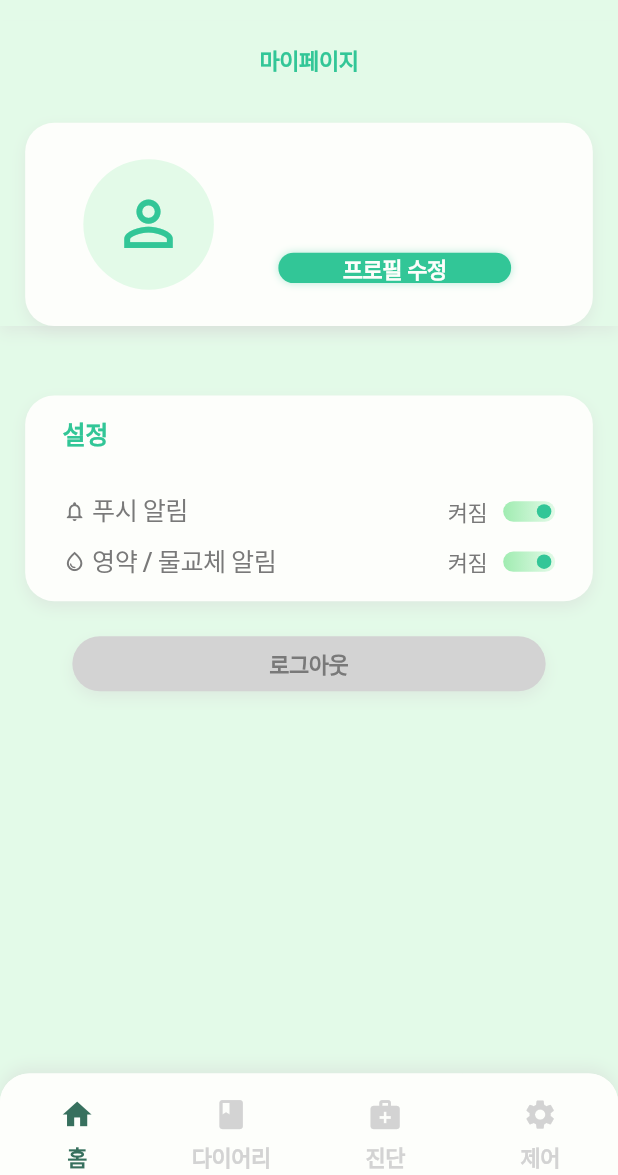
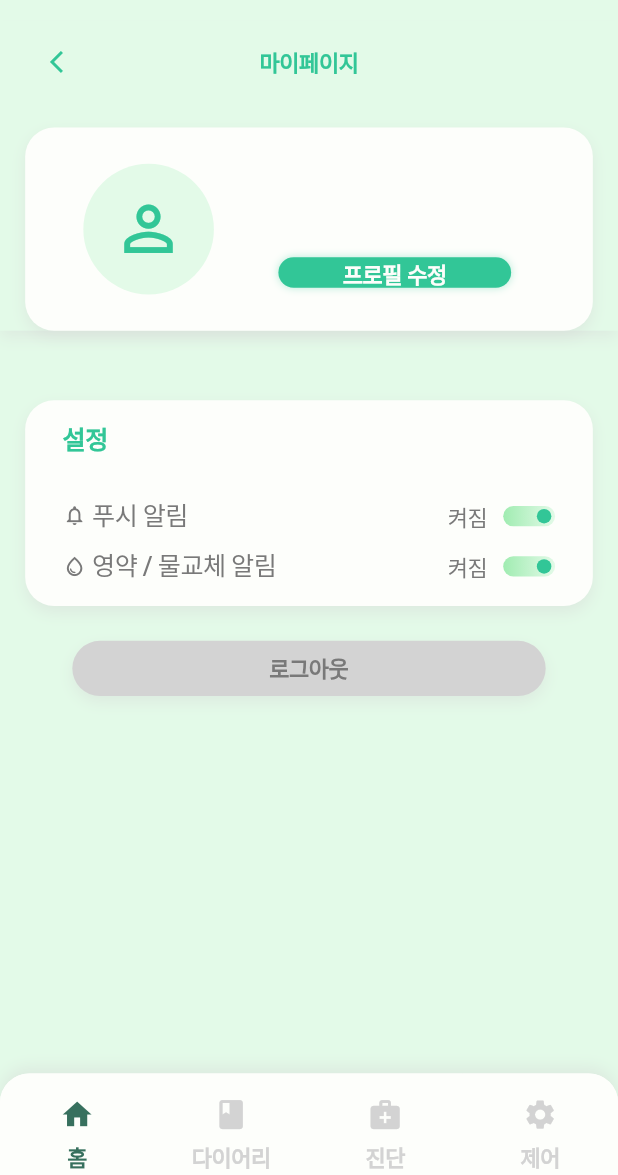
Before and after one commit to wasabi2342/MaumAI_Project, a Flutter app: the MyPageScreen screen opened by its route, on a phone screen of 412 x 824 dp, the part 61-1236 px from its top. Run offline on Flutter 3.47's test engine with Material 3 defaults, Android fonts, the phone set to English and light mode, and no system bars; our stand-ins replace cached_network_image, flutter_svg, image_picker; accounts and stored records are empty; Roboto replaces fonts that are missing (Pretendard).

Commit message:
Update mypage_screen.dart

```diff
--- a/lib/presentation/mypage_screen/mypage_screen.dart
+++ b/lib/presentation/mypage_screen/mypage_screen.dart
@@ -2,6 +2,8 @@ import 'package:flutter/material.dart';
 import '../../core/app_export.dart';
 import '../../services/api_service.dart';
 import '../../models/models.dart'; // UserProfile 모델 사용을 위해 필요
+import '../../widgets/custom_top_app_bar.dart'; // CustomTopAppBar import 확인
+import '../../widgets/custom_bottom_nav_bar.dart'; // CustomBottomNavBar import 확인
 
 /// 마이페이지 화면
 ///
@@ -10,6 +12,7 @@ import '../../models/models.dart'; // UserProfile 모델 사용을 위해 필요
 /// - 프로필 수정 화면 이동 (갔다 오면 자동 갱신)
 /// - 설정 옵션 (푸시 알림, 양액/물교체 알림 - 현재는 UI만 구현)
 /// - API 로그아웃 연동
+/// - [추가] '마이페이지' 타이틀 옆 뒤로가기 버튼 구현
 class MyPageScreen extends StatefulWidget {
   const MyPageScreen({Key? key}) : super(key: key);
 
@@ -35,7 +38,7 @@ class _MyPageScreenState extends State<MyPageScreen> {
 
   /// 사용자 프로필 정보 조회 API 호출
   Future<void> _fetchUserProfile() async {
-    // 로그인된 사용자 ID가 없으면 로딩 종료 (로그인 화면으로 보내야 할 수도 있음)
+    // 로그인된 사용자 ID가 없으면 로딩 종료
     if (ApiService.currentUserId == null) {
       setState(() => _isLoading = false);
       return;
@@ -50,7 +53,6 @@ class _MyPageScreenState extends State<MyPageScreen> {
     } catch (e) {
       print('프로필 로드 실패: $e');
       setState(() => _isLoading = false);
-      // 에러 발생 시 스낵바 등으로 알림 가능
     }
   }
 
@@ -58,7 +60,7 @@ class _MyPageScreenState extends State<MyPageScreen> {
   Widget build(BuildContext context) {
     return Scaffold(
       backgroundColor: appTheme.green_50,
-      appBar: CustomTopAppBar(),
+      appBar: CustomTopAppBar(), // 기존 앱바 유지
       body: SafeArea(
         child: _isLoading
             ? Center(child: CircularProgressIndicator(color: appTheme.teal_400))
@@ -90,13 +92,14 @@ class _MyPageScreenState extends State<MyPageScreen> {
   /// 프로필 섹션 (API 데이터 적용)
   Widget _buildProfileSection() {
     // 데이터가 없으면 기본값 또는 ApiService의 static 변수 사용
-    final nickname = _userProfile?.nickname ?? ApiService.currentUserNickname ?? '사용자';
+    final nickname =
+        _userProfile?.nickname ?? ApiService.currentUserNickname ?? '사용자';
     final email = _userProfile?.email ?? ApiService.currentUserEmail ?? '-';
 
     return Container(
       width: double.infinity,
       padding: EdgeInsets.only(
-        top:16.h,
+        top: 16.h,
       ),
       decoration: BoxDecoration(
         color: appTheme.green_50,
@@ -110,7 +113,29 @@ class _MyPageScreenState extends State<MyPageScreen> {
       ),
       child: Column(
         children: [
-          // 마이페이지 타이틀
+          // [수정] 마이페이지 타이틀 및 뒤로가기 버튼 (Stack 사용)
+          Padding(
+            padding: EdgeInsets.symmetric(horizontal: 24.w), // 좌우 여백 추가
+            child: Stack(
+              alignment: Alignment.center,
+              children: [
+                // 뒤로가기 버튼 (왼쪽 정렬)
+                Align(
+                  alignment: Alignment.centerLeft,
+                  child: GestureDetector(
+                    onTap: () => Navigator.pop(context), // 이전 페이지로 이동
+                    child: Container(
+                      color: Colors.transparent, // 터치 영역 확보
+                      padding: EdgeInsets.all(4.h),
+                      child: Icon(
+                        Icons.arrow_back_ios_new,
+                        size: 18.h,
+                        color: appTheme.teal_400, // 타이틀 색상과 통일
+                      ),
+                    ),
+                  ),
+                ),
+                // 마이페이지 타이틀 (중앙 정렬)
                 Text(
                   '마이페이지',
                   textAlign: TextAlign.center,
@@ -121,6 +146,9 @@ class _MyPageScreenState extends State<MyPageScreen> {
                     fontWeight: FontWeight.w600,
                     height: 1.50,
                     letterSpacing: -0.32,
+                  ),
+                ),
+              ],
             ),
           ),
           SizedBox(height: 32.h),
```
Lines whose indentation alone changed are shown as unchanged.
